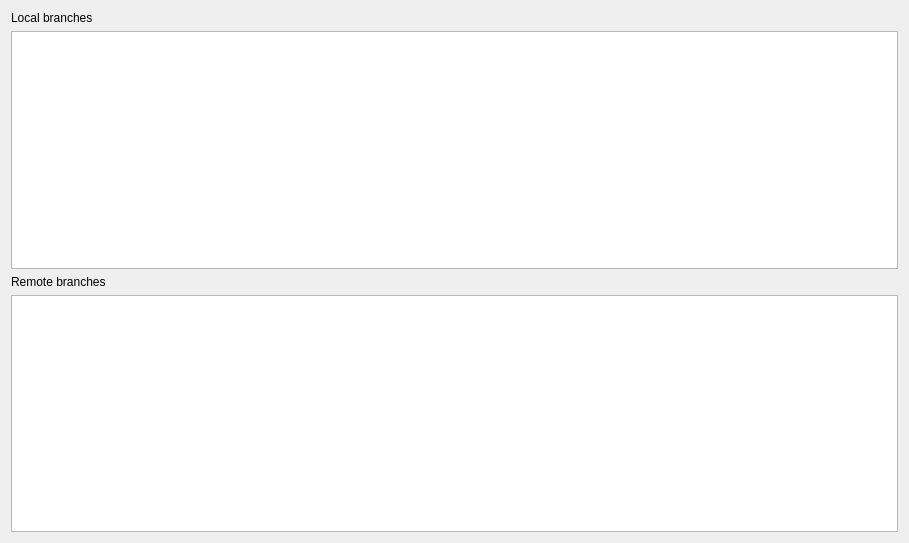
Above: src/components/branchlist/branchlist.ui from feelx88/git-qui before the change. Below: the same form after it.
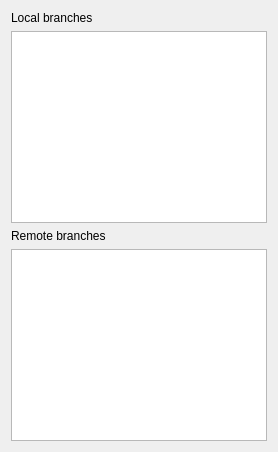
That is the form after the change.

Commit message: Made new docking system working better.

Patch:
```diff
--- a/src/components/branchlist/branchlist.ui
+++ b/src/components/branchlist/branchlist.ui
@@ -1,15 +1,7 @@
 <?xml version="1.0" encoding="UTF-8"?>
 <ui version="4.0">
  <class>BranchList</class>
- <widget class="QFrame" name="BranchList">
-  <property name="geometry">
-   <rect>
-    <x>0</x>
-    <y>0</y>
-    <width>909</width>
-    <height>543</height>
-   </rect>
-  </property>
+ <widget class="QWidget" name="BranchList">
   <property name="sizePolicy">
    <sizepolicy hsizetype="Expanding" vsizetype="Expanding">
     <horstretch>0</horstretch>
@@ -19,8 +11,6 @@
   <property name="windowTitle">
    <string>Branches</string>
   </property>
-  <layout class="QVBoxLayout" name="verticalLayout_2">
-   <item>
     <layout class="QVBoxLayout" name="verticalLayout">
      <item>
       <widget class="QLabel" name="label">
@@ -77,8 +67,6 @@
         </property>
        </column>
       </widget>
-     </item>
-    </layout>
    </item>
   </layout>
  </widget>
```
Lines whose indentation alone changed are shown as unchanged. The commit also changes 2 other files.
